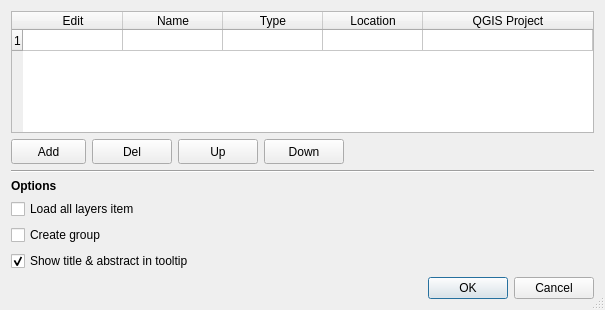
Above: menu_from_project/ui/conf_dialog.ui from xcaeag/MenuFromProject-Qgis-Plugin before the change. Below: the same form after it.
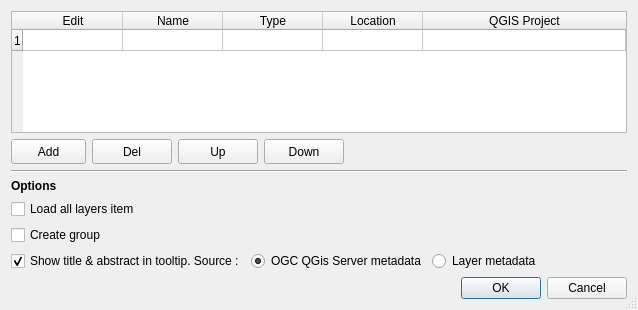
That is the form after the change. Icons and pictures are not drawn.

Commit message: fix #50 Alternatively use metadata as tooltip instead of OGC metadata

What changed in the file:
```diff
--- a/menu_from_project/ui/conf_dialog.ui
+++ b/menu_from_project/ui/conf_dialog.ui
@@ -9,7 +9,7 @@
    <rect>
     <x>0</x>
     <y>0</y>
-    <width>605</width>
+    <width>638</width>
     <height>310</height>
    </rect>
   </property>
@@ -313,7 +313,7 @@
        </property>
       </spacer>
      </item>
-     <item row="2" column="0">
+     <item row="3" column="0">
       <widget class="QCheckBox" name="cbxCreateGroup">
        <property name="text">
         <string>Create group</string>
@@ -326,7 +326,7 @@
        </property>
       </widget>
      </item>
-     <item row="2" column="1">
+     <item row="3" column="1">
       <spacer name="horizontalSpacer_2">
        <property name="orientation">
         <enum>Qt::Horizontal</enum>
@@ -339,10 +339,14 @@
        </property>
       </spacer>
      </item>
-     <item row="3" column="0">
+    </layout>
+   </item>
+   <item>
+    <layout class="QHBoxLayout" name="horizontalLayout_5">
+     <item>
       <widget class="QCheckBox" name="cbxShowTooltip">
        <property name="text">
-        <string>Show title &amp;&amp; abstract in tooltip</string>
+        <string>Show title &amp;&amp; abstract in tooltip. Source :</string>
        </property>
        <property name="checked">
         <bool>true</bool>
@@ -352,14 +356,40 @@
        </property>
       </widget>
      </item>
-     <item row="3" column="1">
+     <item>
+      <widget class="QRadioButton" name="mdSourceOGC">
+       <property name="sizePolicy">
+        <sizepolicy hsizetype="Minimum" vsizetype="Fixed">
+         <horstretch>0</horstretch>
+         <verstretch>0</verstretch>
+        </sizepolicy>
+       </property>
+       <property name="text">
+        <string>OGC QGis Server metadata</string>
+       </property>
+       <property name="checked">
+        <bool>true</bool>
+       </property>
+      </widget>
+     </item>
+     <item>
+      <widget class="QRadioButton" name="mdSourceLayer">
+       <property name="sizePolicy">
+        <sizepolicy hsizetype="Minimum" vsizetype="Fixed">
+         <horstretch>0</horstretch>
+         <verstretch>0</verstretch>
+        </sizepolicy>
+       </property>
+       <property name="text">
+        <string>Layer metadata</string>
+       </property>
+      </widget>
+     </item>
+     <item>
       <spacer name="horizontalSpacer_4">
        <property name="orientation">
         <enum>Qt::Horizontal</enum>
        </property>
-       <property name="sizeType">
-        <enum>QSizePolicy::Maximum</enum>
-       </property>
        <property name="sizeHint" stdset="0">
         <size>
          <width>40</width>
```
Left out of the diff: 13 changed lines with no effect on the pictures. The commit also changes 6 other files.
